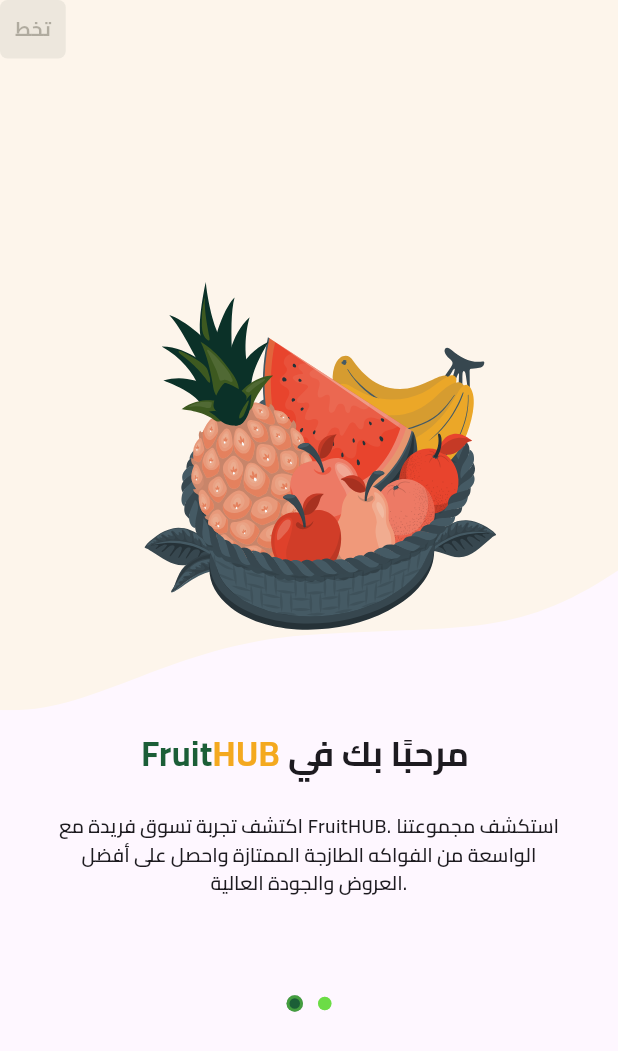
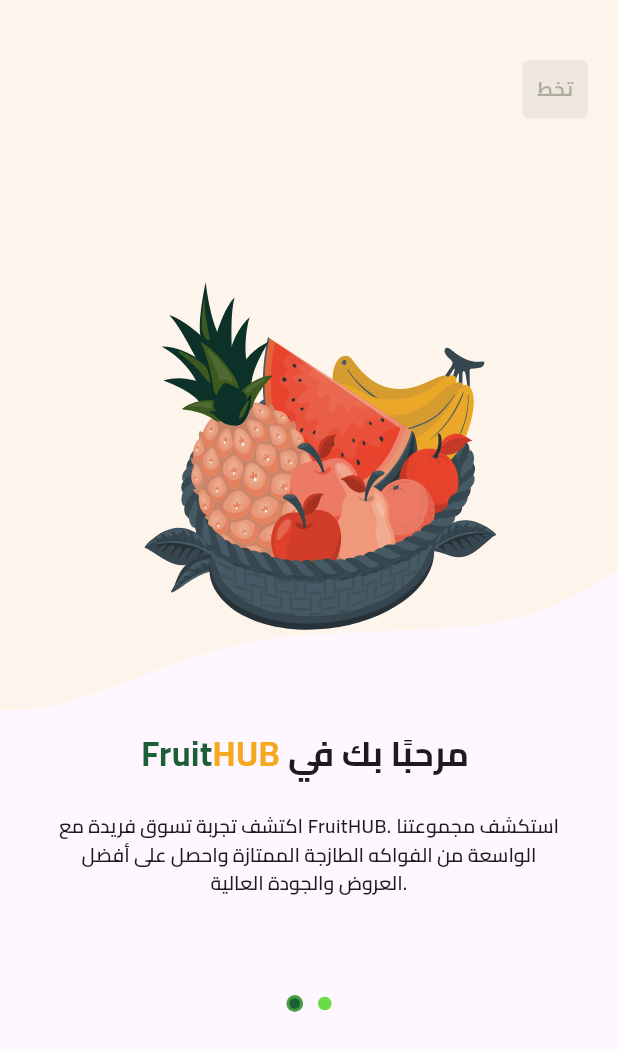
Before and after one commit to RafatMohamed/E-Commerce-App-Food-, a Flutter app: the screen it shows after launch, after a tap on "تخط", on a phone screen of 412 x 824 dp. Shown: the top 1051 px of the screen. Run offline on Flutter 3.47's test engine with Material 3 defaults, Android fonts, the phone set to English and light mode, and no system bars; our stand-ins replace flutter_svg, shared_preferences.

Commit message:
Add PreferanceStorage SeenOnBoarding OR not

```diff
--- a/lib/features/splash&onBoarding/views/on_boarding_view_body.dart
+++ b/lib/features/splash&onBoarding/views/on_boarding_view_body.dart
@@ -33,14 +33,14 @@ class OnBoardingPage extends StatelessWidget {
     return Stack(
       children: [
         firstPage
-            ? GestureDetector(
-          onTap: () {
-            PrefesStorage().saveBool(kOnBoardingSeen, true);
-            Navigator.pushReplacementNamed(context, LoginView.routeName);
-          },
-              child: Positioned(
-                right: 20,
-                top: 40,
+            ? Positioned(
+              right: 20,
+              top: 40,
+              child: GestureDetector(
+                onTap: () {
+              seenOnBoardingOrNot(context);
+              Navigator.pushReplacementNamed(context, LoginView.routeName);
+                },
                 child: Container(
                   padding: const EdgeInsets.all(10),
                   decoration: BoxDecoration(
@@ -156,12 +156,17 @@ class OnBoardingPage extends StatelessWidget {
               bottom: 40,
               left: 16,
               right: 16,
-              child: CustomButton(text: "ابدأ الان", onTap: () {
-                PrefesStorage().saveBool(kOnBoardingSeen, true);
+              child: CustomButton(text: "ابدأ الان",
+                  onTap: () {
+                seenOnBoardingOrNot(context);
                 Navigator.pushReplacementNamed(context, LoginView.routeName);
-              }),
+                  }),
             ),
       ],
     );
   }
+
+  void seenOnBoardingOrNot(BuildContext context) async{
+    await PrefesStorage().saveBool(kOnBoardingSeen, true);
+  }
 }
--- a/lib/features/splash&onBoarding/views/splash_view.dart
+++ b/lib/features/splash&onBoarding/views/splash_view.dart
@@ -136,9 +136,9 @@ class _SplashViewState extends State<SplashView> with TickerProviderStateMixin {
 
   Future<dynamic> navigatorToOnBoarding() {
     return Future.delayed(
-        const Duration(seconds: 1), () {
+        const Duration(seconds: 1), ()async {
       if (!mounted) return;
-      bool seenOnBoarding= PrefesStorage().getBool(kOnBoardingSeen);
+      bool seenOnBoarding=  PrefesStorage().getBool(kOnBoardingSeen);
      seenOnBoarding ?Navigator.pushReplacementNamed(
          context,
          LoginView.routeName
```
Also changed, not shown: lib/core/service/StorageLocal/SharedPrefs.dart (+5 -4 lines).
